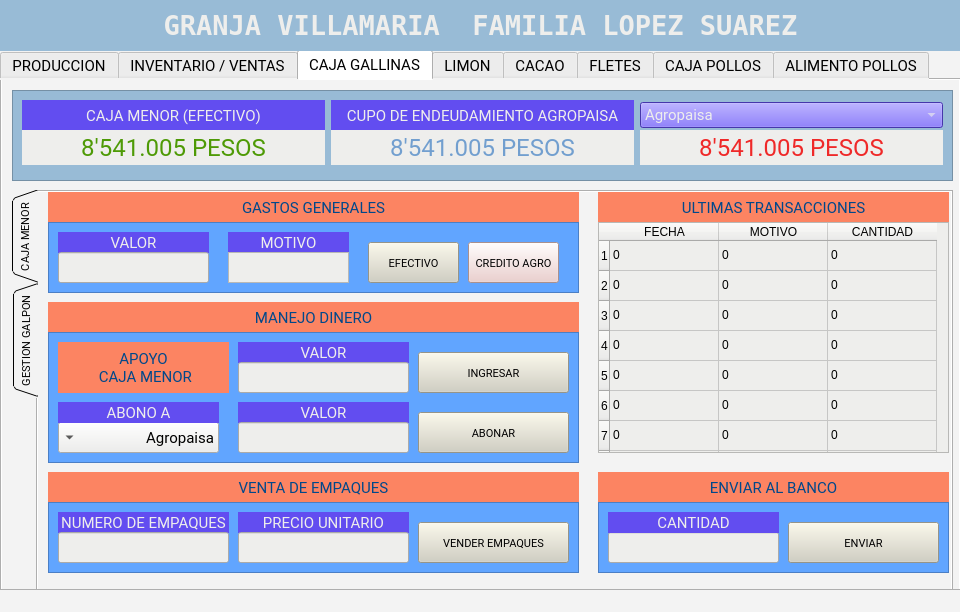
Before: the Qt Designer form interfaz_grafica/Interfaz_de_usuario.ui in joaramirezra/Huevos-familia-lopez, drawn with Qt 5.
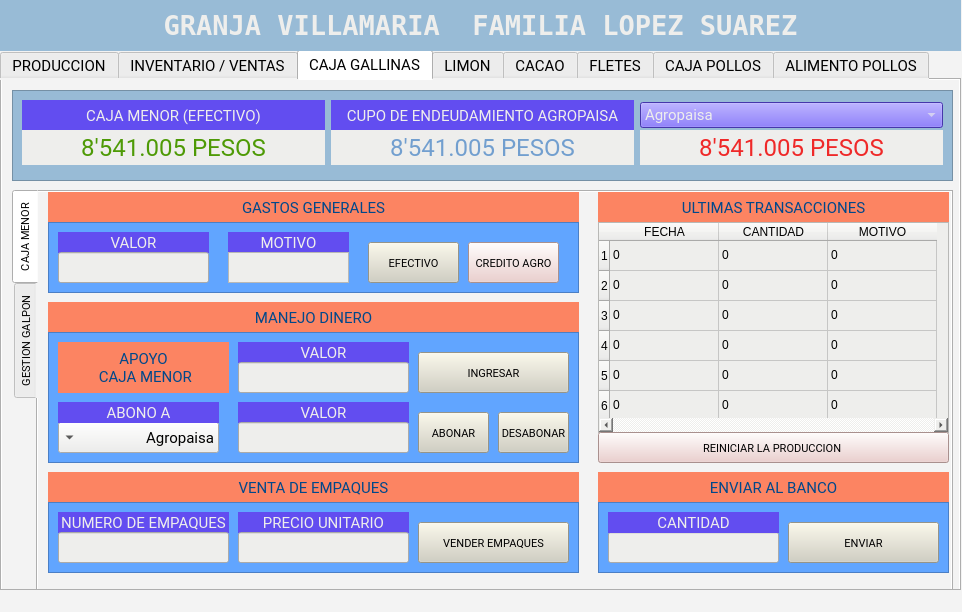
After: the same form once the commit is applied. The open tabs and pages were chosen to show the change.

Patch:
```diff
--- a/interfaz_grafica/Interfaz_de_usuario.ui
+++ b/interfaz_grafica/Interfaz_de_usuario.ui
@@ -9,7 +9,7 @@
    <rect>
     <x>0</x>
     <y>0</y>
-    <width>960</width>
+    <width>962</width>
     <height>612</height>
    </rect>
   </property>
@@ -65,7 +65,7 @@
      <enum>QTabWidget::Rounded</enum>
     </property>
     <property name="currentIndex">
-     <number>6</number>
+     <number>7</number>
     </property>
     <property name="iconSize">
      <size>
@@ -1589,10 +1589,10 @@
        <enum>QTabWidget::West</enum>
       </property>
       <property name="tabShape">
-       <enum>QTabWidget::Triangular</enum>
+       <enum>QTabWidget::Rounded</enum>
       </property>
       <property name="currentIndex">
-       <number>1</number>
+       <number>0</number>
       </property>
       <property name="iconSize">
        <size>
@@ -1610,7 +1610,7 @@
           <x>560</x>
           <y>30</y>
           <width>351</width>
-          <height>231</height>
+          <height>211</height>
          </rect>
         </property>
         <property name="layoutDirection">
@@ -1625,11 +1625,20 @@
          <enum>Qt::ScrollBarAlwaysOff</enum>
         </property>
         <property name="horizontalScrollBarPolicy">
-         <enum>Qt::ScrollBarAlwaysOff</enum>
+         <enum>Qt::ScrollBarAlwaysOn</enum>
+        </property>
+        <property name="sizeAdjustPolicy">
+         <enum>QAbstractScrollArea::AdjustToContentsOnFirstShow</enum>
         </property>
         <property name="editTriggers">
          <set>QAbstractItemView::NoEditTriggers</set>
         </property>
+        <property name="wordWrap">
+         <bool>false</bool>
+        </property>
+        <attribute name="horizontalHeaderCascadingSectionResizes">
+         <bool>false</bool>
+        </attribute>
         <attribute name="horizontalHeaderDefaultSectionSize">
          <number>109</number>
         </attribute>
@@ -1680,12 +1689,12 @@
         </column>
         <column>
          <property name="text">
-          <string>MOTIVO</string>
+          <string>CANTIDAD</string>
          </property>
         </column>
         <column>
          <property name="text">
-          <string>CANTIDAD</string>
+          <string>MOTIVO</string>
          </property>
         </column>
         <item row="0" column="0">
@@ -2236,7 +2245,7 @@
           <rect>
            <x>370</x>
            <y>80</y>
-           <width>151</width>
+           <width>71</width>
            <height>41</height>
           </rect>
          </property>
@@ -2461,6 +2470,31 @@
           <set>Qt::AlignCenter</set>
          </property>
         </widget>
+        <widget class="QPushButton" name="boton_abonar_2">
+         <property name="geometry">
+          <rect>
+           <x>450</x>
+           <y>80</y>
+           <width>71</width>
+           <height>41</height>
+          </rect>
+         </property>
+         <property name="font">
+          <font>
+           <family>Roboto</family>
+           <pointsize>8</pointsize>
+           <weight>50</weight>
+           <italic>false</italic>
+           <bold>false</bold>
+          </font>
+         </property>
+         <property name="styleSheet">
+          <string notr="true">background-color: rgb(209, 207, 192);</string>
+         </property>
+         <property name="text">
+          <string>DESABONAR</string>
+         </property>
+        </widget>
        </widget>
        <widget class="QLabel" name="cantidad_cupo_19">
         <property name="geometry">
@@ -2609,6 +2643,31 @@
          </property>
         </widget>
        </widget>
+       <widget class="QPushButton" name="boton_reiniciar_limon_2">
+        <property name="geometry">
+         <rect>
+          <x>560</x>
+          <y>240</y>
+          <width>351</width>
+          <height>31</height>
+         </rect>
+        </property>
+        <property name="font">
+         <font>
+          <family>Roboto</family>
+          <pointsize>8</pointsize>
+          <weight>50</weight>
+          <italic>false</italic>
+          <bold>false</bold>
+         </font>
+        </property>
+        <property name="styleSheet">
+         <string notr="true">background-color: rgb(236, 201, 199)</string>
+        </property>
+        <property name="text">
+         <string>REINICIAR LA PRODUCCION </string>
+        </property>
+       </widget>
        <zorder>cantidad_cupo_19</zorder>
        <zorder>cantidad_cupo_2</zorder>
        <zorder>frame_5</zorder>
@@ -2619,6 +2678,7 @@
        <zorder>frame_3</zorder>
        <zorder>cantidad_cupo_8</zorder>
        <zorder>frame_9</zorder>
+       <zorder>boton_reiniciar_limon_2</zorder>
       </widget>
       <widget class="QWidget" name="teb_alimento">
        <attribute name="title">
@@ -8469,7 +8529,7 @@
         <rect>
          <x>220</x>
          <y>20</y>
-         <width>191</width>
+         <width>111</width>
          <height>41</height>
         </rect>
        </property>
@@ -8486,7 +8546,32 @@
         <string notr="true">background-color: rgb(209, 207, 192);</string>
        </property>
        <property name="text">
-        <string>ENVIAR</string>
+        <string>ABONAR</string>
+       </property>
+      </widget>
+      <widget class="QPushButton" name="boton_abonar_3">
+       <property name="geometry">
+        <rect>
+         <x>340</x>
+         <y>20</y>
+         <width>101</width>
+         <height>41</height>
+        </rect>
+       </property>
+       <property name="font">
+        <font>
+         <family>Roboto</family>
+         <pointsize>11</pointsize>
+         <weight>50</weight>
+         <italic>false</italic>
+         <bold>false</bold>
+        </font>
+       </property>
+       <property name="styleSheet">
+        <string notr="true">background-color: rgb(209, 207, 192);</string>
+       </property>
+       <property name="text">
+        <string>DESABONAR</string>
        </property>
       </widget>
      </widget>
@@ -8903,7 +8988,7 @@
 font: 11pt &quot;Roboto&quot;;</string>
       </property>
       <property name="text">
-       <string>COMPRA DE ALIMENTO</string>
+       <string>COMPRA A CREDITO DE ALIMENTO</string>
       </property>
       <property name="alignment">
        <set>Qt::AlignCenter</set>
@@ -9329,7 +9414,7 @@
         <rect>
          <x>220</x>
          <y>20</y>
-         <width>191</width>
+         <width>101</width>
          <height>41</height>
         </rect>
        </property>
@@ -9346,7 +9431,32 @@
         <string notr="true">background-color: rgb(209, 207, 192);</string>
        </property>
        <property name="text">
-        <string>ENVIAR</string>
+        <string>ABONAR</string>
+       </property>
+      </widget>
+      <widget class="QPushButton" name="boton_abonar_4">
+       <property name="geometry">
+        <rect>
+         <x>330</x>
+         <y>20</y>
+         <width>111</width>
+         <height>41</height>
+        </rect>
+       </property>
+       <property name="font">
+        <font>
+         <family>Roboto</family>
+         <pointsize>11</pointsize>
+         <weight>50</weight>
+         <italic>false</italic>
+         <bold>false</bold>
+        </font>
+       </property>
+       <property name="styleSheet">
+        <string notr="true">background-color: rgb(209, 207, 192);</string>
+       </property>
+       <property name="text">
+        <string>DESABONAR</string>
        </property>
       </widget>
      </widget>
```
